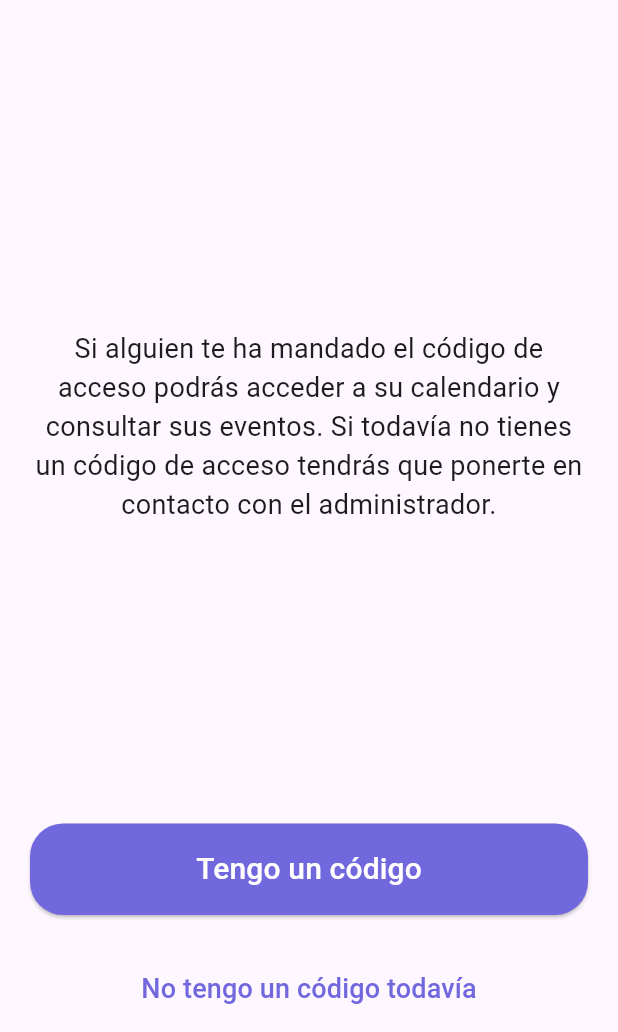
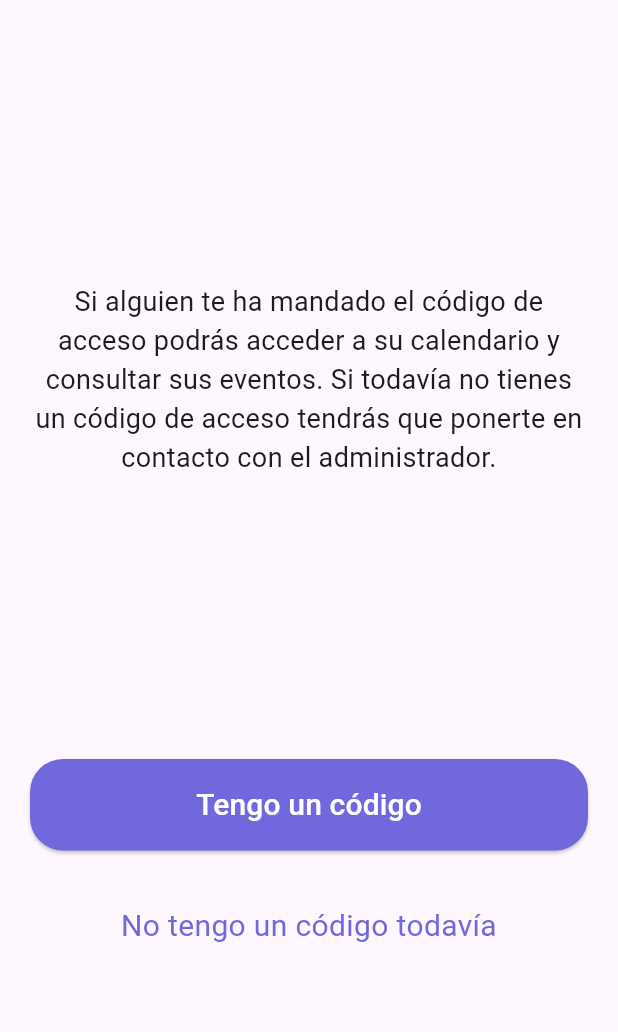
Before and after one commit to adricev/DiVent, a Flutter app: the screen it shows after launch, on a phone screen of 412 x 824 dp, the part 204-1236 px from its top. Run offline on Flutter 3.47's test engine with Material 3 defaults, Android fonts, the phone set to English and light mode, and no system bars; our stand-ins replace flutter_svg.

Commit message:
ESTILO DE PANTALLA DE SPLASH MEJORADO PANTALLA DE REGISTER TERMINADA (PULIR TECLADO) PANTALLA DE HOME Y MESSAGE CREADAS
PROYECTO LISTO PARA EMPEZAR A SINCRONIZAR CON LA BBDD

```diff
--- a/lib/splash_screen.dart
+++ b/lib/splash_screen.dart
@@ -1,6 +1,7 @@
 import 'package:flutter/material.dart';
 import 'package:flutter_svg/flutter_svg.dart';
-import 'register_screen.dart'; // Importa el archivo donde está definida la clase Registro
+import 'register_screen.dart'; // Importa el archivo donde está definida la clase RegisterScreen
+import 'message_admin.dart'; // Importa el archivo donde está definida la clase MessageAdmin
 
 void main() {
   runApp(MaterialApp(
@@ -81,7 +82,8 @@ class WhiteScreen extends StatelessWidget {
             ),
           ),
           Padding(
-            padding: const EdgeInsets.symmetric(horizontal: 20.0),
+            padding:
+                const EdgeInsets.symmetric(horizontal: 20.0, vertical: 20.0),
             child: Column(
               crossAxisAlignment: CrossAxisAlignment.stretch,
               children: [
@@ -111,19 +113,26 @@ class WhiteScreen extends StatelessWidget {
                   ),
                 ),
                 SizedBox(height: 20),
-                TextButton(
-                  onPressed: () {
-                    // Acciones cuando se presiona el segundo botón
-                  },
-                  style: TextButton.styleFrom(
-                    backgroundColor: Colors.transparent,
-                    padding: EdgeInsets.all(16.0),
-                  ),
-                  child: Text(
-                    'No tengo un código todavía',
-                    style: TextStyle(
-                      color: Color(0xFF7268DD), // Color en hexadecimal
-                      fontSize: 18.0,
+                Padding(
+                  padding: EdgeInsets.only(bottom: 20.0),
+                  child: InkWell(
+                    onTap: () {
+                      // Navega a la pantalla MessageAdmin cuando se presiona el botón
+                      Navigator.push(
+                        context,
+                        MaterialPageRoute(builder: (context) => MessageAdmin()),
+                      );
+                    },
+                    child: Padding(
+                      padding: const EdgeInsets.all(16.0),
+                      child: Text(
+                        'No tengo un código todavía',
+                        textAlign: TextAlign.center,
+                        style: TextStyle(
+                          color: Color(0xFF7268DD), // Color morado
+                          fontSize: 20.0,
+                        ),
+                      ),
                     ),
                   ),
                 ),
```
Also changed, not shown: lib/home_screen.dart (added, +15 -0 lines), lib/message_admin.dart (added, +15 -0 lines), lib/register_screen.dart (+6 -1 lines).
